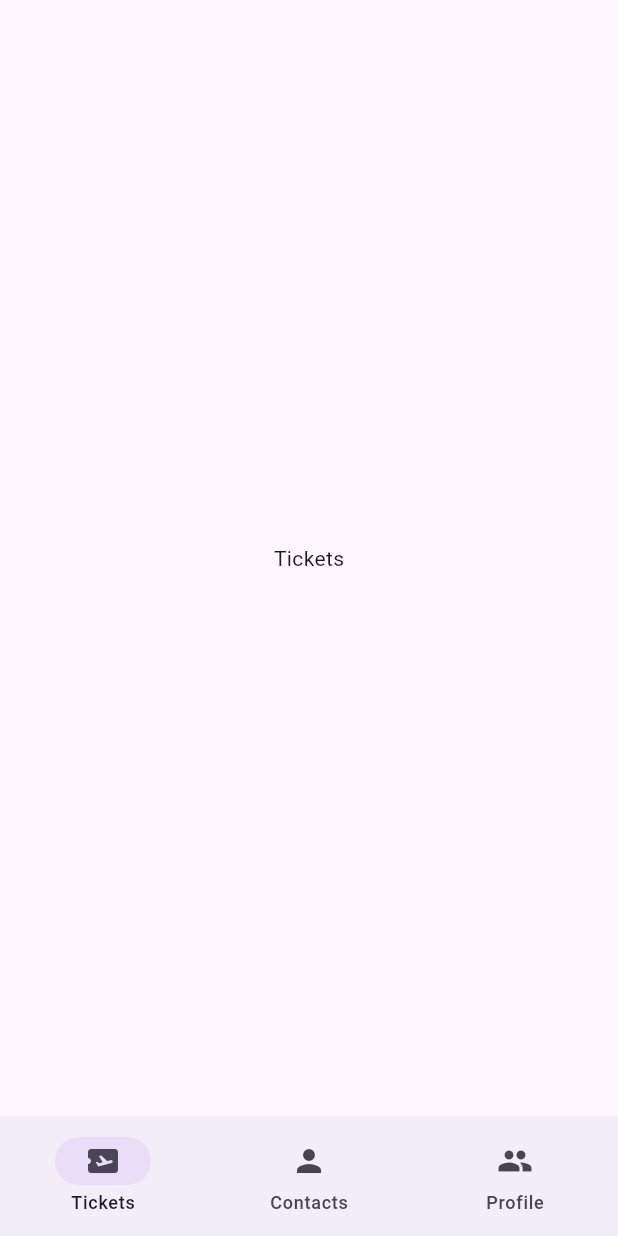
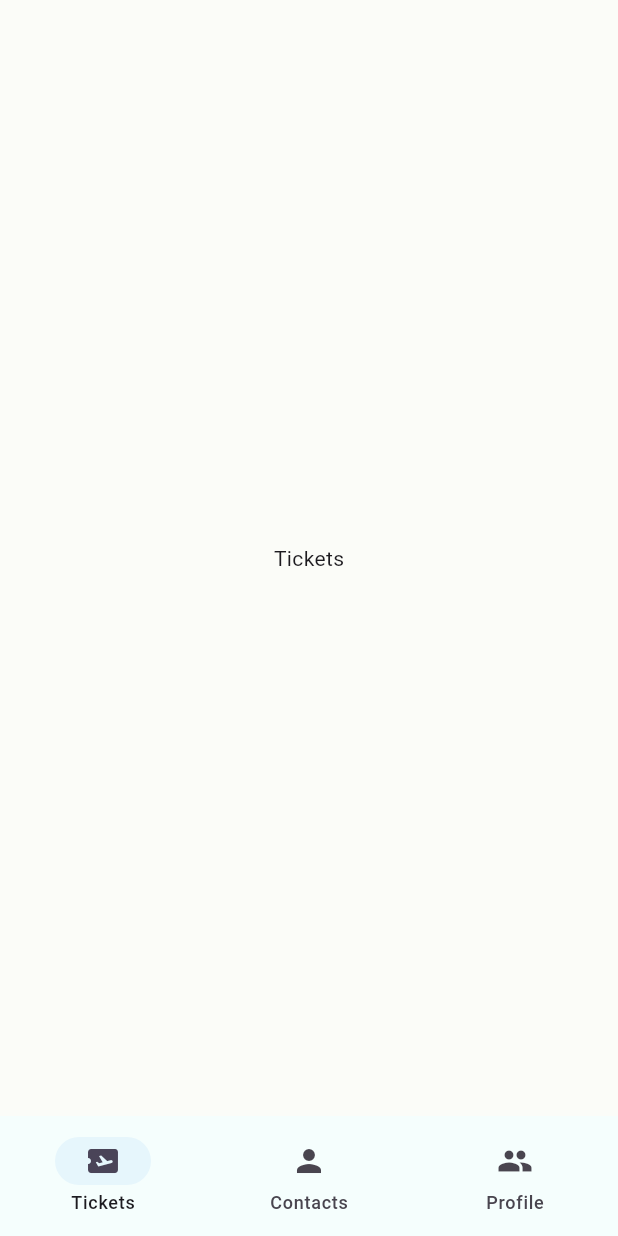
Before and after one commit to rakibk55w/M360ICT_ticket, a Flutter app: the screen it shows after launch, on a phone screen of 412 x 824 dp. Run offline on Flutter 3.47's test engine with Material 3 defaults, Android fonts, the phone set to English and light mode, and no system bars; our stand-ins replace get.

Commit message:
Added some colors and http helper code

```diff
--- /dev/null
+++ b/lib/common/utils/colors.dart
@@ -0,0 +1,36 @@
+import 'package:flutter/material.dart';
+
+class AppColors{
+  AppColors._();
+
+  /// - Chip text colors
+  static const Color chipNew = Color(0xFF3CAAF1);
+  static const Color chipOverdue = Color(0xFFFD174B);
+  static const Color chipFirstResponseOverdue = Color(0xFFFEAC04);
+  static const Color chipCustomerResponded = Color(0xFF5C43B9);
+
+  /// - Chip background colors
+  static const Color chipNewBg = Color(0xFFE3F0FA);
+  static const Color chipOverdueBg = Color(0xFFFAE5E8);
+  static const Color chipFirstResponseOverdueBg = Color(0xFFFAF1DD);
+  static const Color chipCustomerRespondedBg = Color(0xFFE6E5F2);
+
+  /// - Priority dot colors
+  static const Color urgent = Color(0xFFFE1743);
+  static const Color low = Color(0xFF01A809);
+  static const Color medium = Color(0xFFFFA800);
+
+  /// - Background color
+  static const Color backgroundColor = Color(0xFFFBFCF8);
+
+  /// - Navigation bar color
+  static const Color navigationBarColor = Color(0xFFF5FEFD);
+  static const Color navigationBarSelectedColor = Color(0xFFE6F6FC);
+
+
+  static const Color error = Color(0xFFD32F2F);
+  static const Color success = Color(0xFF388E3C);
+  static const Color warning = Color(0xFFF57C00);
+  static const Color info = Color(0xFF1976D2);
+
+}
--- a/lib/navigation_menu.dart
+++ b/lib/navigation_menu.dart
@@ -1,5 +1,6 @@
 import 'package:flutter/material.dart';
 import 'package:get/get.dart';
+import 'package:m360ict/common/utils/colors.dart';
 import 'package:m360ict/screens/contacts_screen.dart';
 import 'package:m360ict/screens/profile_screen.dart';
 import 'package:m360ict/screens/tickets_screen.dart';
@@ -11,8 +12,11 @@ class NavigationMenu extends StatelessWidget {
   Widget build(BuildContext context) {
     final navigationController = Get.put(NavigationController());
     return Scaffold(
+      backgroundColor: AppColors.backgroundColor,
       bottomNavigationBar: Obx(() {
         return NavigationBar(
+          backgroundColor: AppColors.navigationBarColor,
+          indicatorColor: AppColors.navigationBarSelectedColor,
           height: 80,
           elevation: 0,
           selectedIndex: navigationController.selectedIndex.value,
--- a/pubspec.yaml
+++ b/pubspec.yaml
@@ -35,6 +35,7 @@ dependencies:
   # Use with the CupertinoIcons class for iOS style icons.
   cupertino_icons: ^1.0.8
   get: ^4.7.2
+  http: ^1.4.0
 
 dev_dependencies:
   flutter_test:
```
Also changed, not shown: lib/common/http/http_client.dart (added, +20 -0 lines), pubspec.lock.
